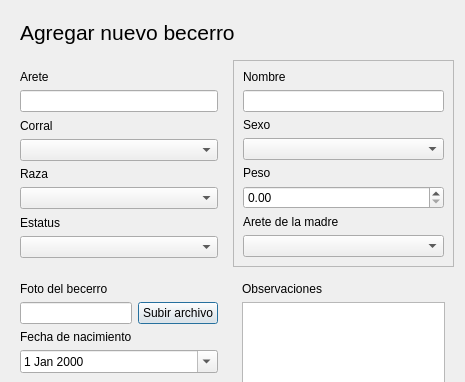
Old version of the form ui/.ui/agregarbecerro.ui in the repository Murderd0ll/SDLG_Software_Plantilla; both pictures show x 0 to 465 and y 0 to 382 of the 465 by 549 pixel window.
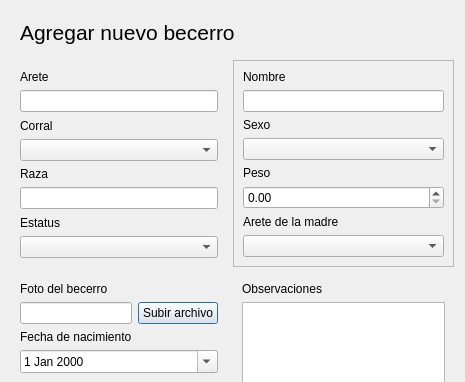
New version of the form. Icons and pictures are not drawn.

```diff
--- a/ui/.ui/agregarbecerro.ui
+++ b/ui/.ui/agregarbecerro.ui
@@ -77,7 +77,7 @@
        </widget>
       </item>
       <item>
-       <widget class="QComboBox" name="comboBox_3"/>
+       <widget class="QLineEdit" name="lineEdit_3"/>
       </item>
       <item>
        <widget class="QLabel" name="label_9">
@@ -87,7 +87,14 @@
        </widget>
       </item>
       <item>
-       <widget class="QComboBox" name="comboBox_6"/>
+       <widget class="QComboBox" name="comboBox_3">
+        <property name="editable">
+         <bool>false</bool>
+        </property>
+        <property name="currentText">
+         <string/>
+        </property>
+       </widget>
       </item>
      </layout>
     </widget>
```
Left out of the diff: 2 changed lines with no effect on the pictures.
